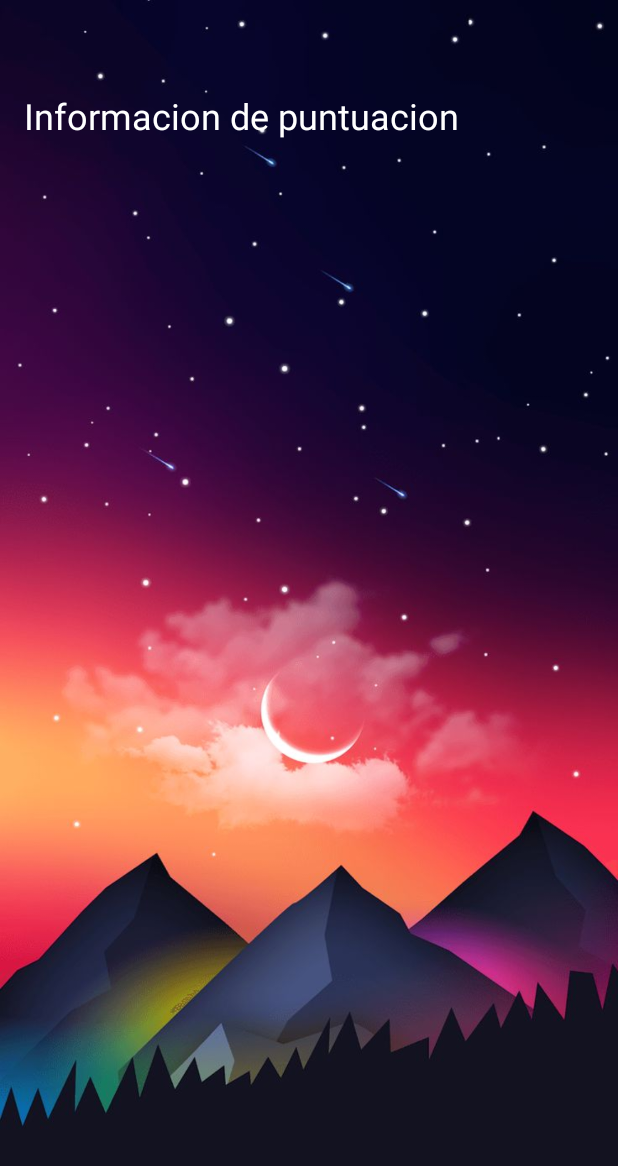
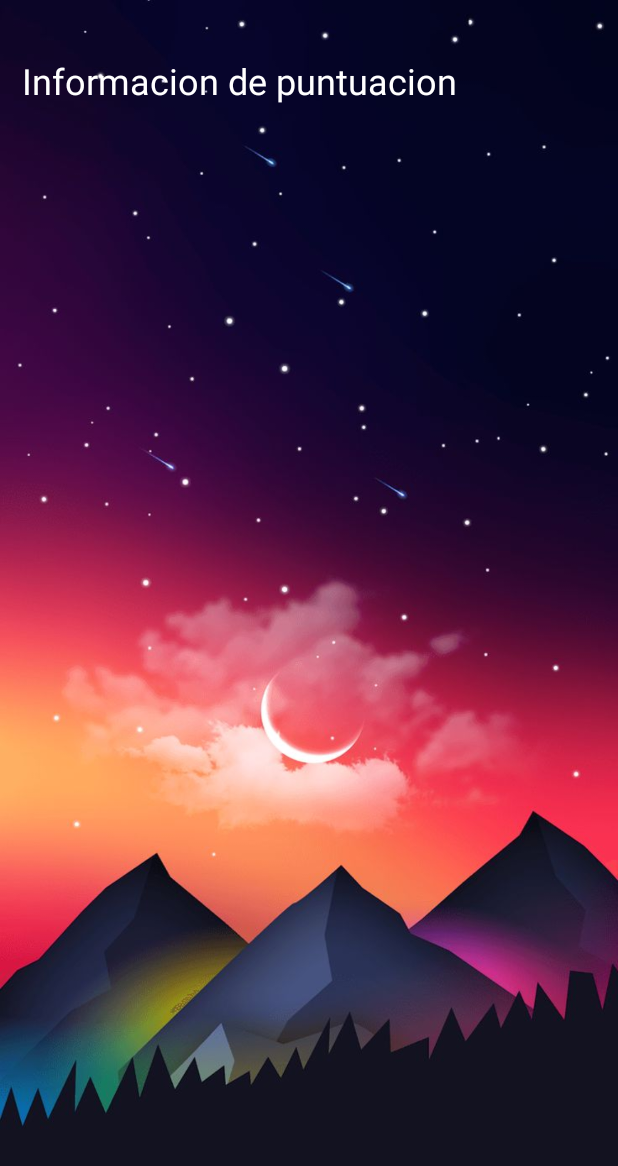
Before and after one commit to Kratos7980/JuegoDondeEstoy, an Android app: the ActivityInformacion screen opened directly, with no data from a screen before it, on a phone screen of 412 x 824 dp. Shown: the top 1166 px of the screen. Run offline under Robolectric (Android 15) with nearby library versions, the phone set to English and light mode, and no system bars.

Commit message:
push para pablo

```diff
--- a/DondeEstoyGame/app/src/main/java/com/example/dondeestoygame/adapterInformacion/ImagenViewHolder.kt
+++ b/DondeEstoyGame/app/src/main/java/com/example/dondeestoygame/adapterInformacion/ImagenViewHolder.kt
@@ -11,6 +11,6 @@ class ImagenViewHolder(itemView: View) : ViewHolder(itemView) {
 
     val nombre = binding.titleComida
     val imagen = binding.imgComida
-    val puntuacion = binding.puntuacionComida
+//    val puntuacion = binding.puntuacionComida
 
 }
--- a/DondeEstoyGame/app/src/main/res/layout/activity_informacion.xml
+++ b/DondeEstoyGame/app/src/main/res/layout/activity_informacion.xml
@@ -9,7 +9,7 @@
     tools:context=".view.ActivityInformacion">
 
     <TextView
-        android:id="@+id/textView4"
+        android:id="@+id/titiulo"
         android:layout_width="wrap_content"
         android:layout_height="wrap_content"
         android:text="Informacion de puntuacion"
@@ -17,22 +17,20 @@
         android:textSize="24sp"
         app:layout_constraintBottom_toBottomOf="parent"
         app:layout_constraintEnd_toEndOf="parent"
-        app:layout_constraintHorizontal_bias="0.129"
+        app:layout_constraintHorizontal_bias="0.12"
         app:layout_constraintStart_toStartOf="parent"
         app:layout_constraintTop_toTopOf="parent"
-        app:layout_constraintVertical_bias="0.077" />
+        app:layout_constraintVertical_bias="0.047" />
 
     <androidx.recyclerview.widget.RecyclerView
         android:id="@+id/rvInformacion"
-        android:layout_width="0dp"
+        android:layout_width="wrap_content"
         android:layout_height="wrap_content"
-        android:layout_marginTop="50dp"
-        android:layout_marginEnd="50dp"
-        android:layout_marginBottom="50dp"
-        app:layout_constraintBottom_toBottomOf="parent"
-        app:layout_constraintEnd_toEndOf="@+id/textView4"
-        app:layout_constraintHorizontal_bias="0.0"
-        app:layout_constraintStart_toStartOf="@+id/textView4"
-        app:layout_constraintTop_toBottomOf="@+id/textView4"
-        app:layout_constraintVertical_bias="0.0" />
+        android:layout_marginStart="10dp"
+        android:layout_marginTop="14dp"
+        android:layout_marginEnd="10dp"
+        app:layout_constraintEnd_toEndOf="parent"
+        app:layout_constraintStart_toStartOf="parent"
+        app:layout_constraintTop_toBottomOf="@+id/titiulo"
+        tools:listitem="@layout/item_puntuacion" />
 </androidx.constraintlayout.widget.ConstraintLayout>
```
Also changed, not shown: DondeEstoyGame/app/src/main/java/com/example/dondeestoygame/adapterInformacion/InformacionAdapter.kt (+5 -4 lines), DondeEstoyGame/app/src/main/java/com/example/dondeestoygame/modelo/Puntuacion.kt (+10 -4 lines), DondeEstoyGame/app/src/main/res/layout/item_puntuacion.xml (+1 -10 lines).
